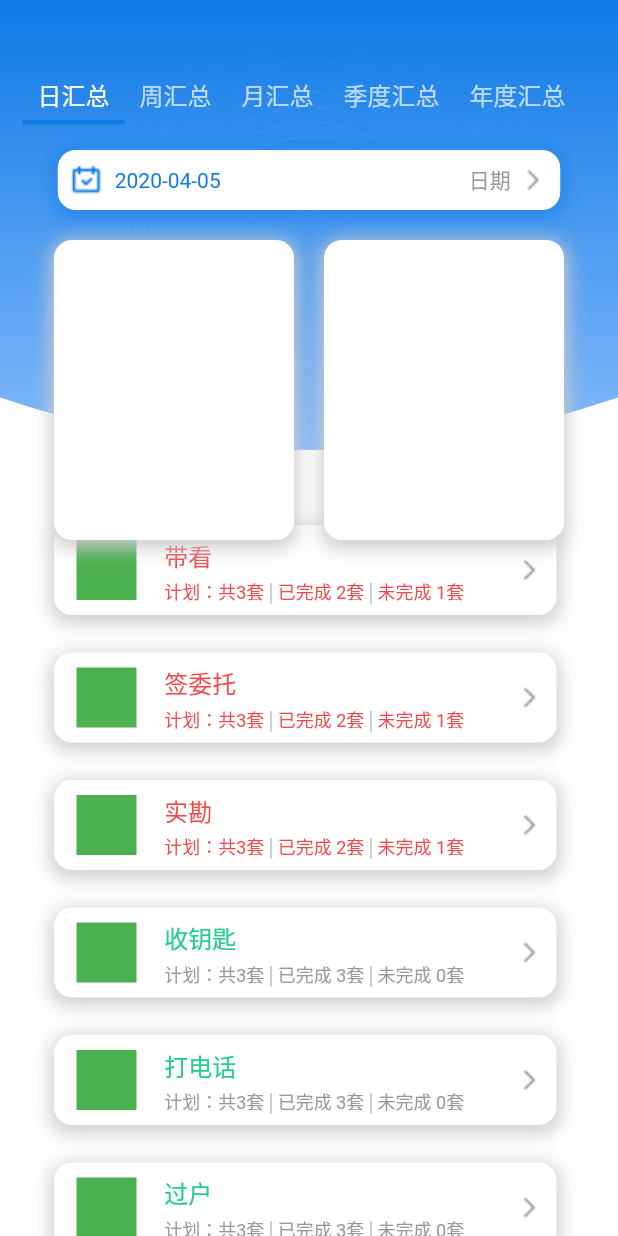
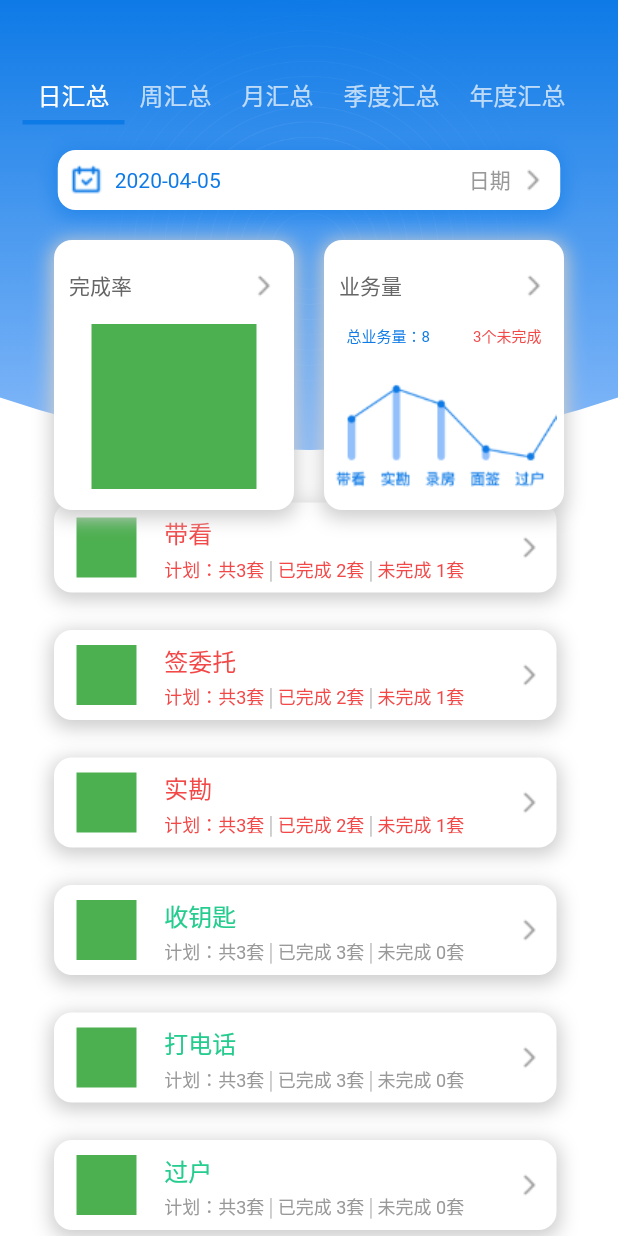
Before and after one commit to borite/ThumbSir, a Flutter app: the QListAnalyzePage widget shown alone on an empty page, opened directly, on a phone screen of 412 x 824 dp. Run offline on Flutter 3.47's test engine with Material 2 defaults, Android fonts, the phone set to English and light mode, and no system bars.

Commit message:
完善分析页样式问题
完善分析页样式问题

```diff
--- a/lib/pages/broker/qlist/qlist_analyze_page.dart
+++ b/lib/pages/broker/qlist/qlist_analyze_page.dart
@@ -46,7 +46,7 @@ class _QListAnalyzePageState extends State<QListAnalyzePage> with SingleTickerPr
                       Container(
                           decoration: BoxDecoration(color: Colors.white),
                           child: Padding(
-                            padding: EdgeInsets.only(top:350,bottom:25),
+                            padding: EdgeInsets.only(top:335,bottom:25),
                             child:Column(
                               children: <Widget>[
                                 // 每一条量化
@@ -157,7 +157,7 @@ class _QListAnalyzePageState extends State<QListAnalyzePage> with SingleTickerPr
                         children: <Widget>[
                           Container(
                             width: 160,
-                            height: 200,
+                            height: 180,
                             decoration: BoxDecoration(
                                 borderRadius: BorderRadius.circular(12),
                                 boxShadow: [BoxShadow(
@@ -168,10 +168,29 @@ class _QListAnalyzePageState extends State<QListAnalyzePage> with SingleTickerPr
                                 )],
                                 color: Colors.white
                             ),
+                            child: Column(
+                              children: <Widget>[
+                                Padding(
+                                  padding:EdgeInsets.fromLTRB(10, 20, 10, 15),
+                                    child:Row(
+                                      mainAxisAlignment: MainAxisAlignment.spaceBetween,
+                                      children: <Widget>[
+                                        Text('完成率',style: TextStyle(color: Color(0xFF666666)),),
+                                        Image(image: AssetImage('images/next.png'))
+                                      ],
+                                    )
+                                ),
+                                Container(
+                                  width: 110,
+                                  height: 110,
+                                  color: Colors.green,
+                                )
+                              ],
+                            ),
                           ),
                           Container(
                             width: 160,
-                            height: 200,
+                            height: 180,
                             decoration: BoxDecoration(
                                 borderRadius: BorderRadius.circular(12),
                                 boxShadow: [BoxShadow(
@@ -181,6 +200,35 @@ class _QListAnalyzePageState extends State<QListAnalyzePage> with SingleTickerPr
                                     spreadRadius: 2.0
                                 )],
                                 color: Colors.white
+                            ),
+                            child: Column(
+                              children: <Widget>[
+                                Padding(
+                                    padding:EdgeInsets.fromLTRB(10, 20, 10, 15),
+                                    child:Row(
+                                      mainAxisAlignment: MainAxisAlignment.spaceBetween,
+                                      children: <Widget>[
+                                        Text('业务量',style: TextStyle(color: Color(0xFF666666)),),
+                                        Image(image: AssetImage('images/next.png'))
+                                      ],
+                                    )
+                                ),
+                                Padding(
+                                  padding: EdgeInsets.only(left: 15,right: 15,bottom: 5),
+                                  child: Row(
+                                    mainAxisAlignment: MainAxisAlignment.spaceBetween,
+                                    children: <Widget>[
+                                      Text('总业务量：8',style: TextStyle(fontSize: 10,color: Color(0xFF0E7AE6)),),
+                                      Text('3个未完成',style: TextStyle(fontSize: 10,color: Color(0xFFF24848)),),
+                                    ],
+                                  ),
+                                ),
+                                Container(
+                                  width: 150,
+                                  margin: EdgeInsets.only(top: 15),
+                                  child: Image(image: AssetImage('images/histogram.png')),
+                                )
+                              ],
                             ),
                           ),
                         ],
--- a/lib/pages/broker/qlist/qlist_list_page.dart
+++ b/lib/pages/broker/qlist/qlist_list_page.dart
@@ -27,7 +27,7 @@ class _QListListPageState extends State<QListListPage> {
                 Container(
                     decoration: BoxDecoration(color: Colors.white),
                     child: Padding(
-                      padding: EdgeInsets.only(top:280,bottom:25),
+                      padding: EdgeInsets.only(top:295,bottom:25),
                       child:Column(
                         children: <Widget>[
                           // 每一条量化
--- a/pubspec.yaml
+++ b/pubspec.yaml
@@ -54,3 +54,4 @@ flutter:
     - images/service.png
     - images/vip.png
     - images/date.png
+    - images/histogram.png
```
Also changed, not shown: images/histogram.png (added), 29 other files.
